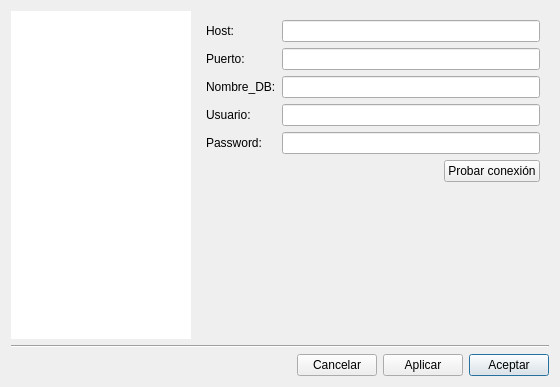
Qt form dialogs/configdialog.ui (lincolningaroca/SWUrlManager) before a commit.
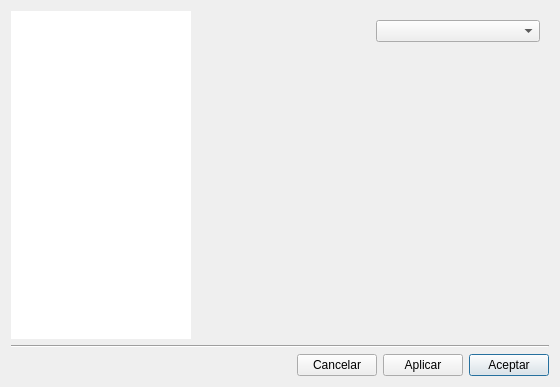
The same form after that commit.

The edit to the form file:
```diff
--- a/dialogs/configdialog.ui
+++ b/dialogs/configdialog.ui
@@ -38,7 +38,7 @@
      <item>
       <widget class="QStackedWidget" name="stackedWidget">
        <property name="currentIndex">
-        <number>2</number>
+        <number>3</number>
        </property>
        <widget class="QWidget" name="pageApariencia">
         <layout class="QVBoxLayout" name="vLayoutApariencia">
@@ -256,6 +256,37 @@
          </item>
         </layout>
        </widget>
+       <widget class="QWidget" name="page">
+        <layout class="QVBoxLayout" name="verticalLayout_4">
+         <item>
+          <layout class="QHBoxLayout" name="horizontalLayout_3">
+           <item>
+            <widget class="QLabel" name="languageLabel">
+             <property name="text">
+              <string/>
+             </property>
+            </widget>
+           </item>
+           <item>
+            <widget class="QComboBox" name="languageComboBox"/>
+           </item>
+          </layout>
+         </item>
+         <item>
+          <spacer name="verticalSpacer_3">
+           <property name="orientation">
+            <enum>Qt::Orientation::Vertical</enum>
+           </property>
+           <property name="sizeHint" stdset="0">
+            <size>
+             <width>20</width>
+             <height>273</height>
+            </size>
+           </property>
+          </spacer>
+         </item>
+        </layout>
+       </widget>
       </widget>
      </item>
     </layout>
```
